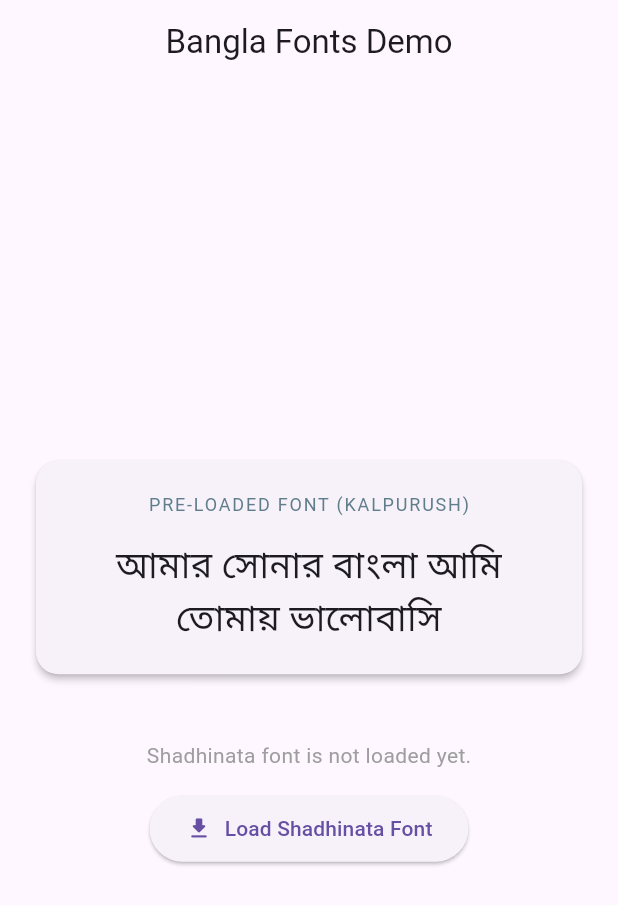
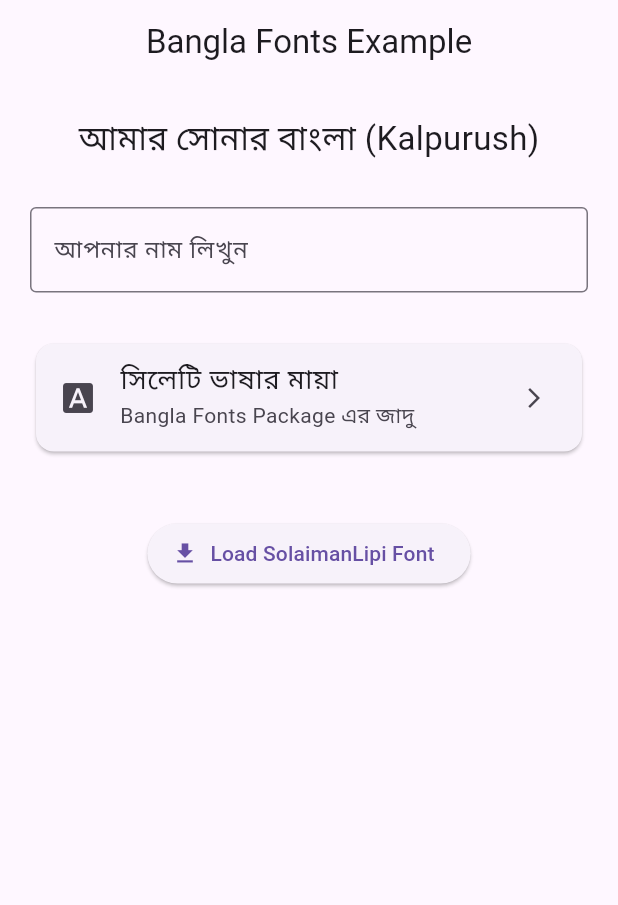
Before and after one commit to oxfaysal/bangla_fonts, a Flutter app: the screen it shows after launch, on a phone screen of 412 x 824 dp. Shown: the top 905 px of the screen. Run offline on Flutter 3.47's test engine with Material 3 defaults, Android fonts, the phone set to English and light mode, and no system bars; Roboto replaces fonts that are missing (anekbangla, hindsiliguri, kalpurush).

```diff
--- a/example/lib/main.dart
+++ b/example/lib/main.dart
@@ -1,164 +1,80 @@
 import 'package:flutter/material.dart';
 import 'package:bangla_fonts/bangla_fonts.dart';
 
-/// The main entry point of the application.
-/// We ensure Flutter bindings are initialized before loading the font.
-void main() async {
-  // 1. Ensure Flutter framework is fully initialized.
-  // This is required before calling any asynchronous plugin methods in main().
-  WidgetsFlutterBinding.ensureInitialized();
-
-  // 2. Pre-load a primary font before the app starts.
-  // This prevents layout shifts and ensures the user sees the styled text immediately.
-  await BanglaFonts.load(BanglaFonts.kalpurush);
-
-  runApp(const MyApp());
+void main() {
+  runApp(const MaterialApp(
+    debugShowCheckedModeBanner: false,
+    home: FontExample(),
+  ));
 }
 
-/// The root widget of the application where the theme and home page are defined.
-class MyApp extends StatelessWidget {
-  const MyApp({super.key});
-
-  @override
-  Widget build(BuildContext context) {
-    return MaterialApp(
-      debugShowCheckedModeBanner: false,
-      title: 'Bangla Fonts Demo',
-      theme: ThemeData(
-        primarySwatch: Colors.blue,
-        useMaterial3: true,
-      ),
-      home: const FontDemoPage(),
-    );
-  }
-}
-
-/// A demo page to showcase dynamic font loading and previews.
-class FontDemoPage extends StatefulWidget {
-  const FontDemoPage({super.key});
-
-  @override
-  State<FontDemoPage> createState() => _FontDemoPageState();
-}
-
-class _FontDemoPageState extends State<FontDemoPage> {
-  // Flags to track font loading status and UI state.
-  bool isShadhinataLoaded = false;
-  bool isLoading = false;
-
-  /// Handles the dynamic downloading and registration of a font at runtime.
-  Future<void> _handleFontLoading() async {
-    setState(() => isLoading = true);
-
-    // Call the load function from the package.
-    // It checks local cache first, then downloads from CDN if not found.
-    bool success = await BanglaFonts.load(BanglaFonts.shadhinata);
-
-    if (success) {
-      if (mounted) {
-        setState(() {
-          isShadhinataLoaded = true;
-          isLoading = false;
-        });
-
-        // Show a success message to the user.
-        ScaffoldMessenger.of(context).showSnackBar(
-          const SnackBar(content: Text('Shadhinata Font Loaded Successfully!')),
-        );
-      }
-    } else {
-      if (mounted) {
-        setState(() => isLoading = false);
-        // Error handling could be added here.
-      }
-    }
-  }
+class FontExample extends StatelessWidget {
+  const FontExample({super.key});
 
   @override
   Widget build(BuildContext context) {
     return Scaffold(
       appBar: AppBar(
-        title: const Text("Bangla Fonts Demo"),
+        title: const Text("Bangla Fonts Example"),
         centerTitle: true,
       ),
-      body: Center(
-        child: Padding(
-          padding: const EdgeInsets.all(20.0),
-          child: Column(
-            mainAxisAlignment: MainAxisAlignment.center,
-            children: [
-              // Example 1: Kalpurush Font (Pre-loaded in main function).
-              Card(
-                elevation: 2,
-                shape: RoundedRectangleBorder(
-                    borderRadius: BorderRadius.circular(15)),
-                child: const Padding(
-                  padding: EdgeInsets.all(20.0),
+      body: SingleChildScrollView(
+        padding: const EdgeInsets.all(20),
         child: Column(
           children: [
-                      Text(
-                        "PRE-LOADED FONT (KALPURUSH)",
-                        style: TextStyle(
-                            fontSize: 12,
-                            color: Colors.blueGrey,
-                            letterSpacing: 1.2),
-                      ),
-                      SizedBox(height: 15),
-                      Text(
-                        "আমার সোনার বাংলা আমি তোমায় ভালোবাসি",
-                        textAlign: TextAlign.center,
+            // ১. সাধারণ টেক্সট (Text Widget)
+            const Text(
+              "আমার সোনার বাংলা (Kalpurush)",
               style: TextStyle(
                 fontFamily: BanglaFonts.kalpurush,
-                          fontSize: 24,
+                fontSize: 22,
               ),
             ),
-                    ],
+
+            const SizedBox(height: 30),
+
+            // ২. ইনপুট ফিল্ড (TextField Widget)
+            TextField(
+              style: const TextStyle(fontFamily: BanglaFonts.hindSiliguri),
+              decoration: InputDecoration(
+                border: const OutlineInputBorder(),
+                labelText: "আপনার নাম লিখুন",
+                labelStyle: const TextStyle(fontFamily: BanglaFonts.hindSiliguri),
+                hintText: "এখানে টাইপ করুন...",
+                hintStyle: TextStyle(fontFamily: BanglaFonts.hindSiliguri, color: Colors.grey[400]),
               ),
+            ),
+
+            const SizedBox(height: 30),
+
+            // ৩. লিস্ট আইটেম (ListTile Widget)
+            Card(
+              child: ListTile(
+                leading: const Icon(Icons.font_download),
+                title: const Text(
+                  "সিলেটি ভাষার মায়া",
+                  style: TextStyle(fontFamily: BanglaFonts.sylheti, fontSize: 18),
+                ),
+                subtitle: const Text(
+                  "Bangla Fonts Package এর জাদু",
+                  style: TextStyle(fontFamily: BanglaFonts.anekBangla),
+                ),
+                trailing: const Icon(Icons.arrow_forward_ios, size: 16),
               ),
             ),
 
             const SizedBox(height: 40),
 
-              // Example 2: Dynamic Font Loading (Shadhinata font loaded on demand).
-              isShadhinataLoaded
-                  ? Card(
-                      color: Colors.blue.withValues(alpha: 0.05),
-                      shape: RoundedRectangleBorder(
-                          borderRadius: BorderRadius.circular(15)),
-                      child: const Padding(
-                        padding: EdgeInsets.all(20.0),
-                        child: Text(
-                          "জয় বাংলা জয় বঙ্গবন্ধু (Shadhinata)",
-                          textAlign: TextAlign.center,
-                          style: TextStyle(
-                            fontFamily: BanglaFonts.shadhinata,
-                            fontSize: 24,
-                          ),
-                        ),
-                      ),
-                    )
-                  : Column(
-                      children: [
-                        const Text(
-                          "Shadhinata font is not loaded yet.",
-                          style: TextStyle(color: Colors.grey),
-                        ),
-                        const SizedBox(height: 15),
-                        isLoading
-                            ? const CircularProgressIndicator()
-                            : ElevatedButton.icon(
-                                onPressed: _handleFontLoading,
-                                icon: const Icon(Icons.download_rounded),
-                                label: const Text("Load Shadhinata Font"),
-                                style: ElevatedButton.styleFrom(
-                                  padding: const EdgeInsets.symmetric(
-                                      horizontal: 24, vertical: 12),
-                                ),
+            // ৪. বাটন টিপে ফন্ট লোড করা
+            ElevatedButton.icon(
+              onPressed: () async {
+                await BanglaFonts.load(BanglaFonts.solaimanLipi);
+                print("SolaimanLipi Loaded!");
+              },
+              icon: const Icon(Icons.download),
+              label: const Text("Load SolaimanLipi Font"),
             ),
           ],
-                    ),
-            ],
-          ),
         ),
       ),
     );
```
Also changed, not shown: 1 other file. Lines whose indentation alone changed are shown as unchanged.
